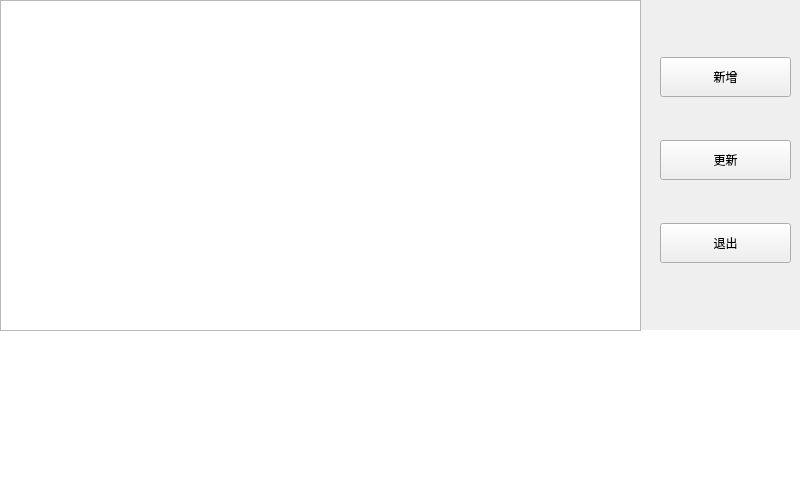
Before: the Qt Designer form managermenu.ui in tyy9/IntelligentCabinet_ARM, drawn with Qt 5.
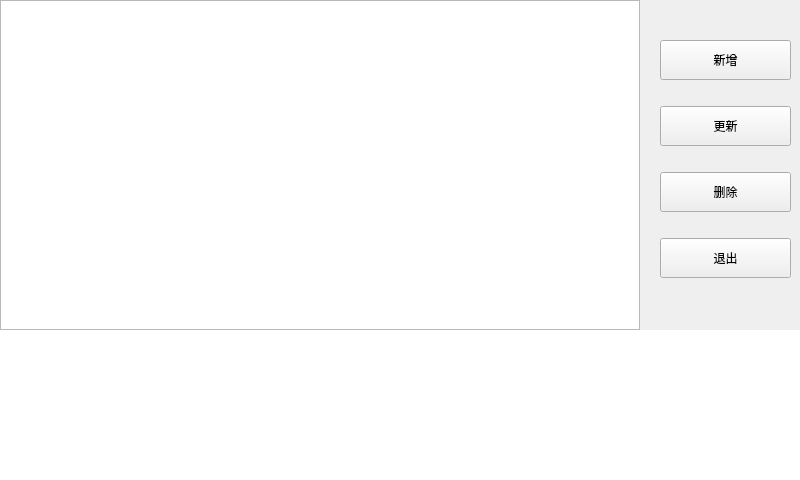
After: the same form once the commit is applied. Custom widgets are drawn as their Qt base class.

Diff of the .ui file:
```diff
--- a/managermenu.ui
+++ b/managermenu.ui
@@ -32,12 +32,12 @@
      <rect>
       <x>0</x>
       <y>0</y>
-      <width>641</width>
-      <height>331</height>
+      <width>640</width>
+      <height>330</height>
      </rect>
     </property>
    </widget>
-   <widget class="QWidget" name="">
+   <widget class="QWidget" name="layoutWidget">
     <property name="geometry">
      <rect>
       <x>660</x>
@@ -79,6 +79,19 @@
        </property>
       </widget>
      </item>
+     <item>
+      <widget class="QPushButton" name="btnDelete">
+       <property name="minimumSize">
+        <size>
+         <width>0</width>
+         <height>40</height>
+        </size>
+       </property>
+       <property name="text">
+        <string>删除</string>
+       </property>
+      </widget>
+     </item>
      <item>
       <widget class="QPushButton" name="btnQuit">
        <property name="minimumSize">
```
